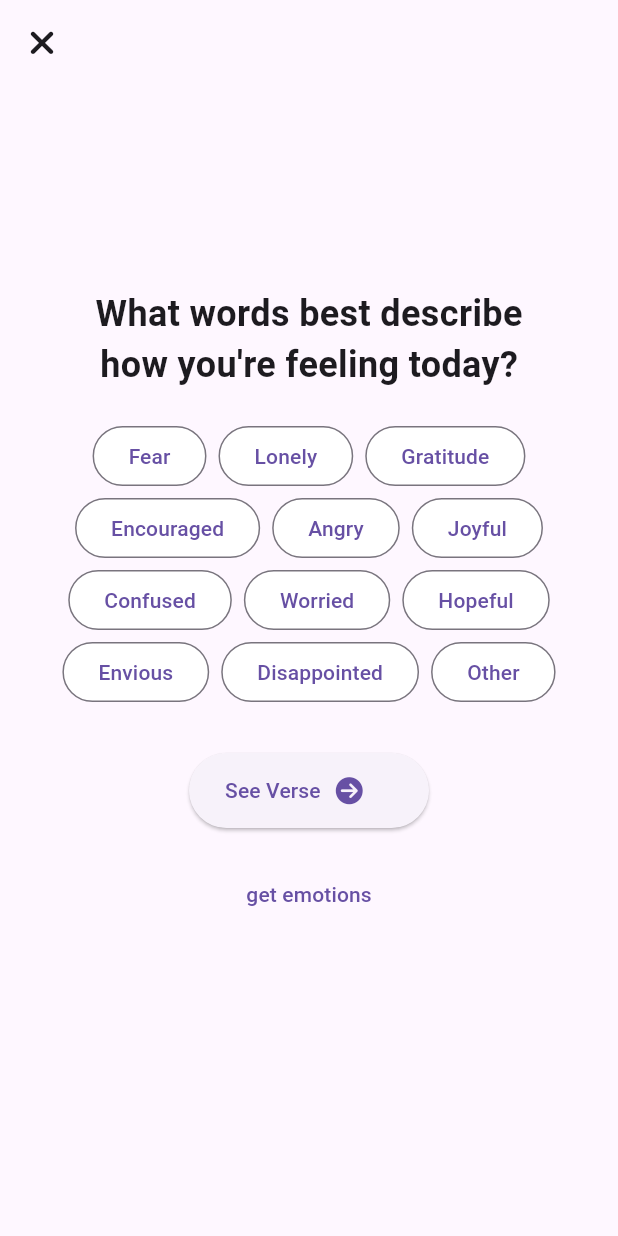
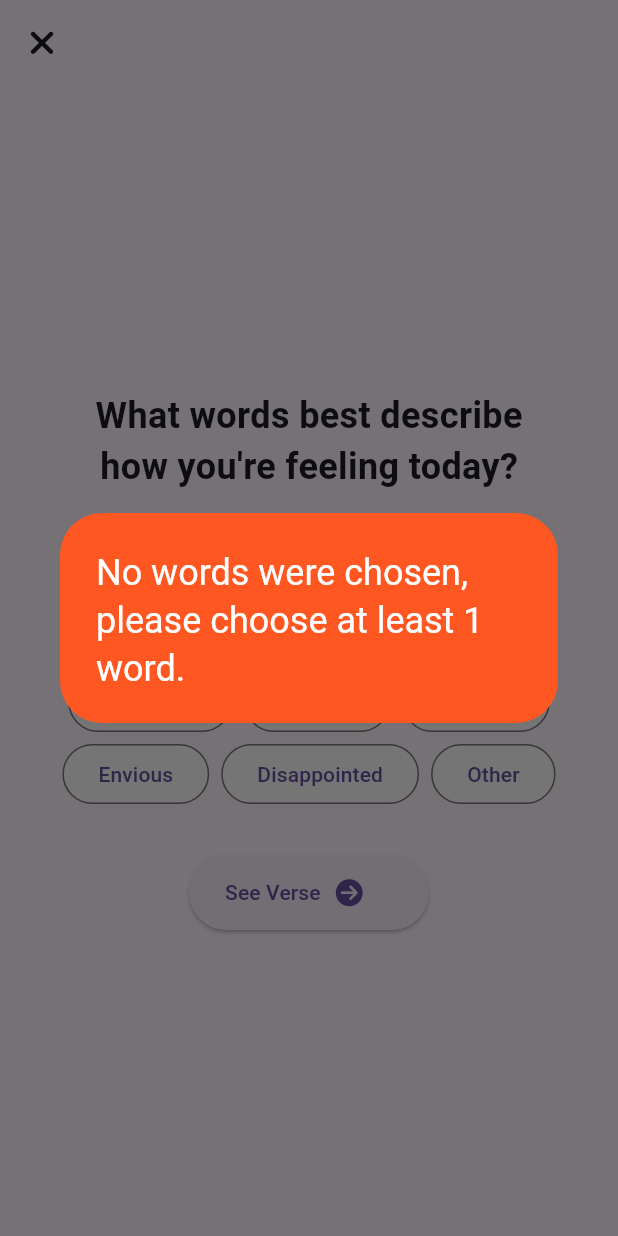
Before and after one commit to jerrychen-2018/Mood-Tracker-iOS-App, a Flutter app: the EmotionWordsPage screen opened directly, after a tap on "See Verse", on a phone screen of 412 x 824 dp. Run offline on Flutter 3.47's test engine with Material 3 defaults, Android fonts, the phone set to English and light mode, and no system bars; our stand-ins replace animated_text_kit, firebase_auth, firebase_core, flutter_svg, font_awesome_flutter, gap and 5 more; missing offline and left inert: flutter_emoji; accounts and stored records are empty.

Commit message:
added edge case when user doesn't select any emotions

```diff
--- a/lib/Screens/Verse/emotions_words_page.dart
+++ b/lib/Screens/Verse/emotions_words_page.dart
@@ -31,6 +31,21 @@ class _EmotionWordsPageState extends State<EmotionWordsPage> {
   bool otherIsPressed = false;
   String finalVerseTitle = "";
   String finalVerse = "";
+
+  void noWordsMessage() {
+    showDialog(
+      context: context,
+      builder: (context) {
+        return const AlertDialog(
+          backgroundColor: Colors.deepOrange,
+          title: Text(
+            'No words were chosen, please choose at least 1 word.',
+            style: TextStyle(color: Colors.white),
+          ),
+        );
+      },
+    );
+  }
 
   @override
   Widget build(BuildContext rootContext) {
@@ -339,11 +354,27 @@ class _EmotionWordsPageState extends State<EmotionWordsPage> {
                     const SizedBox(
                       height: 30,
                     ),
+                    // Submit Button
                     SizedBox(
                       width: 160,
                       height: 50,
                       child: ElevatedButton(
                           onPressed: () async {
+                            if (!fearIsPressed &&
+                                !joyfulIsPressed &&
+                                !lonelyIsPressed &&
+                                !gratitudeIsPressed &&
+                                !encouragedIsPressed &&
+                                !angryIsPressed &&
+                                !confusedIsPressed &&
+                                !worriedIsPressed &&
+                                !hopefulIsPressed &&
+                                !enviousIsPressed &&
+                                !disappointedIsPressed &&
+                                !otherIsPressed) {
+                              noWordsMessage();
+                            } else {
+                              // HTTP Request
                               const url = 'http://127.0.0.1:5000/';
                               var response = await http.post(Uri.parse(url),
                                   body: json.encode(
@@ -368,6 +399,7 @@ class _EmotionWordsPageState extends State<EmotionWordsPage> {
                                       )),
                                 ),
                               );
+                            }
                           },
                           child: const Row(
                             children: [
@@ -376,27 +408,6 @@ class _EmotionWordsPageState extends State<EmotionWordsPage> {
                               FaIcon(FontAwesomeIcons.circleArrowRight)
                             ],
                           )),
-                    ),
-                    const Gap(20),
-                    TextButton(
-                        onPressed: () async {
-                          const url = 'http://127.0.0.1:5000/';
-                          final response = await http.get(Uri.parse(url));
-                          final decoded = json.decode(response.body)
-                              as Map<String, dynamic>;
-                          setState(() {
-                            finalVerseTitle = decoded['verseTitle'];
-                            finalVerse = decoded['verse'];
-                          });
-                        },
-                        child: const Text('get emotions')),
-                    Text(
-                      finalVerseTitle,
-                      style: const TextStyle(fontSize: 24),
-                    ),
-                    Text(
-                      finalVerse,
-                      style: const TextStyle(fontSize: 24),
                     ),
                   ],
                 ),
```
Lines whose indentation alone changed are shown as unchanged.
